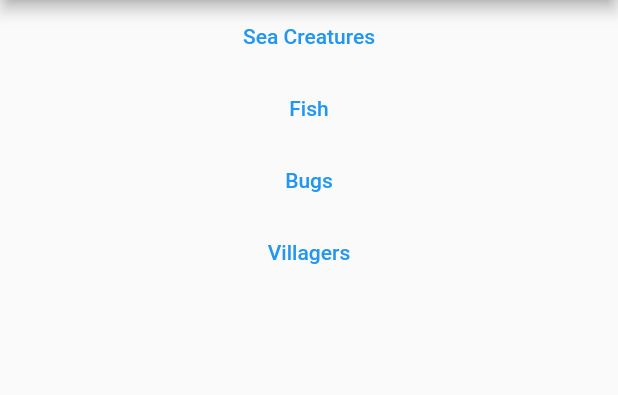
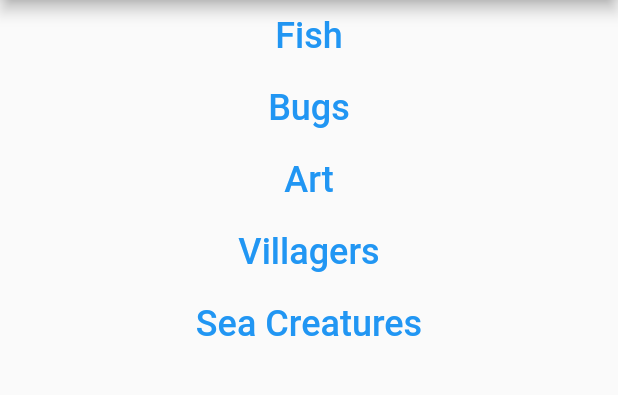
Before and after one commit to eeevvaaa/acnh, a Flutter app: the screen it shows after launch, on a phone screen of 412 x 824 dp, the part 84-479 px from its top. Run offline on Flutter 3.47's test engine with Material 2 defaults, Android fonts, the light colour scheme and no system bars; our stand-ins replace flutter_hooks, flutter_riverpod, hooks_riverpod.

Commit message:
riverpod implementation 1

```diff
--- /dev/null
+++ b/lib/button.dart
@@ -0,0 +1,19 @@
+import 'package:flutter/material.dart';
+
+class Button extends StatelessWidget {
+  final String name;
+  final VoidCallback onPressed;
+
+  const Button({required this.name, required this.onPressed});
+
+  @override
+  Widget build(BuildContext context) {
+    return TextButton(
+      onPressed: onPressed,
+      child: Text(
+        name,
+        style: const TextStyle(fontSize: 24),
+      ),
+    );
+  }
+}
--- a/lib/home_page.dart
+++ b/lib/home_page.dart
@@ -1,50 +1,38 @@
 import 'package:flutter/material.dart';
-import 'package:acnh/icon_list_view_page.dart';
-import 'package:acnh/presentation/theme/theme.dart';
+import 'package:flutter_hooks/flutter_hooks.dart';
 
-class HomePage extends StatefulWidget {
-  const HomePage({super.key, required this.buttons});
-  final List<HomeButton> buttons;
+import 'package:acnh/button.dart';
 
-  @override
-  State<HomePage> createState() => _HomePageState();
-}
+import '../models/category.dart';
 
-class _HomePageState extends State<HomePage> {
+class HomePage extends HookWidget {
+  final categories = [
+    Category(name: 'Fish', endpoint: 'fish'),
+    Category(name: 'Bugs', endpoint: 'bugs'),
+    Category(name: 'Art', endpoint: 'art'),
+    Category(name: 'Villagers', endpoint: 'villagers'),
+    Category(name: 'Sea Creatures', endpoint: 'sea'),
+  ];
+
   @override
   Widget build(BuildContext context) {
     return Scaffold(
       appBar: AppBar(
         title: const Text('ACNH Wiki'),
       ),
-      body: Center(
-        child: Column(
-          children: [
-            for (final button in widget.buttons)
-              TextButton(
-                onPressed: () {
-                  Navigator.push<void>(
-                    context,
-                    MaterialPageRoute<void>(
-                      builder: (BuildContext context) => IconListViewPage(
-                        endpoint: button.endpoint,
-                        title: button.text,
-                      ),
-                    ),
-                  );
-                },
-                child: Text(button.text),
-              ),
-          ],
-        ),
+      body: ListView.builder(
+        itemCount: categories.length,
+        itemBuilder: (context, index) {
+          final category = categories[index];
+
+          return Button(
+            name: category.name,
+            onPressed: () {
+              Navigator.pushNamed(context, category.endpoint);
+            },
+          );
+        },
       ),
     );
   }
 }
-
-class HomeButton {
-  HomeButton({required this.text, required this.endpoint});
-
-  final String text;
-  final String endpoint;
-}
--- a/lib/main.dart
+++ b/lib/main.dart
@@ -1,29 +1,30 @@
 import 'package:flutter/material.dart';
+import 'package:flutter_riverpod/flutter_riverpod.dart';
 
-import 'package:acnh/home_page.dart';
+import 'home_page.dart';
+import 'icon_list_view_page.dart';
 
 void main() {
-  runApp(const AnimalCrossingNewHorizonWiki());
+  runApp(ProviderScope(child: AnimalCrossingNewHorizonWiki()));
 }
 
 class AnimalCrossingNewHorizonWiki extends StatelessWidget {
-  const AnimalCrossingNewHorizonWiki({super.key});
-
-  // This widget is the root of your application.
   @override
   Widget build(BuildContext context) {
-    final buttons = [
-      HomeButton(text: 'Sea Creatures', endpoint: 'sea'),
-      HomeButton(text: 'Fish', endpoint: 'fish'),
-      HomeButton(text: 'Bugs', endpoint: 'bugs'),
-      // HomeButton(text: 'Art', endpoint: 'art'),
-      HomeButton(text: 'Villagers', endpoint: 'villagers')
-    ];
     return MaterialApp(
       title: 'ACNH Wiki',
-      home: HomePage(
-        buttons: buttons,
+      theme: ThemeData(
+        primarySwatch: Colors.blue,
+        visualDensity: VisualDensity.adaptivePlatformDensity,
       ),
+      home: HomePage(),
+      routes: {
+        'fish': (context) => const IconListViewPage(endpoint: 'fish'),
+        'bugs': (context) => const IconListViewPage(endpoint: 'bugs'),
+        'art': (context) => const IconListViewPage(endpoint: 'art'),
+        'villagers': (context) => const IconListViewPage(endpoint: 'villagers'),
+        'sea': (context) => const IconListViewPage(endpoint: 'sea'),
+      },
     );
   }
 }
--- /dev/null
+++ b/lib/models/category.dart
@@ -0,0 +1,6 @@
+class Category {
+  final String name;
+  final String endpoint;
+
+  Category({required this.name, required this.endpoint});
+}
--- a/pubspec.yaml
+++ b/pubspec.yaml
@@ -34,6 +34,7 @@ dependencies:
   http: ^0.13.3
   flutter_riverpod: ^2.3.2
   hooks_riverpod: ^2.3.2
+  flutter_hooks: ^0.18.6
 
   # The following adds the Cupertino Icons font to your application.
   # Use with the CupertinoIcons class for iOS style icons.
```
Also changed, not shown: lib/icon_list_view_page.dart (+33 -61 lines), lib/item_dialog.dart (added, +52 -0 lines), lib/models/item.dart (added, +25 -0 lines), lib/providers/acnh_provider.dart (added, +12 -0 lines), pubspec.lock.
